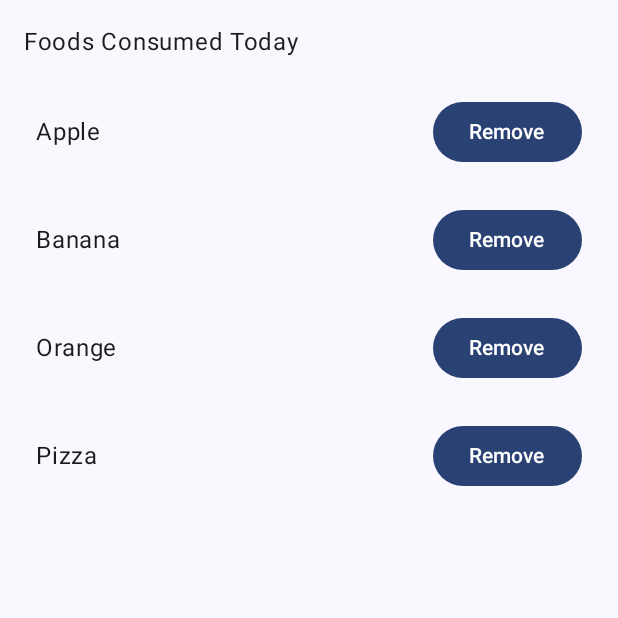
After one commit to AlaaGhalib/MacroBuddy, an Android app built with Jetpack Compose: the composable FoodListScreen shown on its own in the app's theme, on a phone screen of 412 x 824 dp, the top half of it. The commit adds this screen. Run offline under Robolectric (Android 15) with nearby library versions, the phone set to English and light mode, and no system bars.

Commit message:
fixed list of consumed foods for the day

```diff
--- /dev/null
+++ b/app/src/main/java/com/example/myapplication/ui/screens/FoodListScreen.kt
@@ -0,0 +1,66 @@
+package com.example.myapplication.ui.screens
+
+import androidx.compose.foundation.layout.*
+import androidx.compose.foundation.lazy.LazyColumn
+import androidx.compose.foundation.lazy.items
+import androidx.compose.material3.Button
+import androidx.compose.material3.Text
+import androidx.compose.runtime.*
+import androidx.compose.ui.Modifier
+import androidx.compose.ui.unit.dp
+import androidx.compose.ui.Alignment
+
+@Composable
+fun FoodListScreen() {
+    // Sample data for the food items
+    var foodList by remember { mutableStateOf(listOf("Apple", "Banana", "Orange", "Pizza")) }
+
+    Column(
+        modifier = Modifier
+            .fillMaxSize()
+            .padding(16.dp),
+        verticalArrangement = Arrangement.Top,
+        horizontalAlignment = Alignment.Start
+    ) {
+        Text(
+            text = "Foods Consumed Today",
+            modifier = Modifier.padding(bottom = 16.dp)
+        )
+
+        LazyColumn(
+            modifier = Modifier.fillMaxSize(),
+            verticalArrangement = Arrangement.spacedBy(8.dp)
+        ) {
+            items(foodList) { food ->
+                FoodItem(
+                    food = food,
+                    onRemoveClick = {
+                        foodList = foodList.filter { it != food }
+                    }
+                )
+            }
+        }
+    }
+}
+
+@Composable
+fun FoodItem(
+    food: String,
+    onRemoveClick: () -> Unit
+) {
+    Row(
+        modifier = Modifier
+            .fillMaxWidth()
+            .padding(8.dp),
+        horizontalArrangement = Arrangement.SpaceBetween,
+        verticalAlignment = Alignment.CenterVertically
+    ) {
+        Text(
+            text = food,
+            modifier = Modifier.weight(1f)
+        )
+        Button(onClick = onRemoveClick) {
+            Text("Remove")
+        }
+    }
+}
```
Also changed, not shown: app/src/main/java/com/example/myapplication/data/local/DailyProgress.kt (added, +11 -0 lines), app/src/main/java/com/example/myapplication/data/local/ProgressDao.kt (added, +20 -0 lines), app/src/main/java/com/example/myapplication/ui/HomeViewModel.kt (+7 -0 lines), app/src/main/java/com/example/myapplication/ui/screens/HomeScreen.kt (+54 -12 lines).
